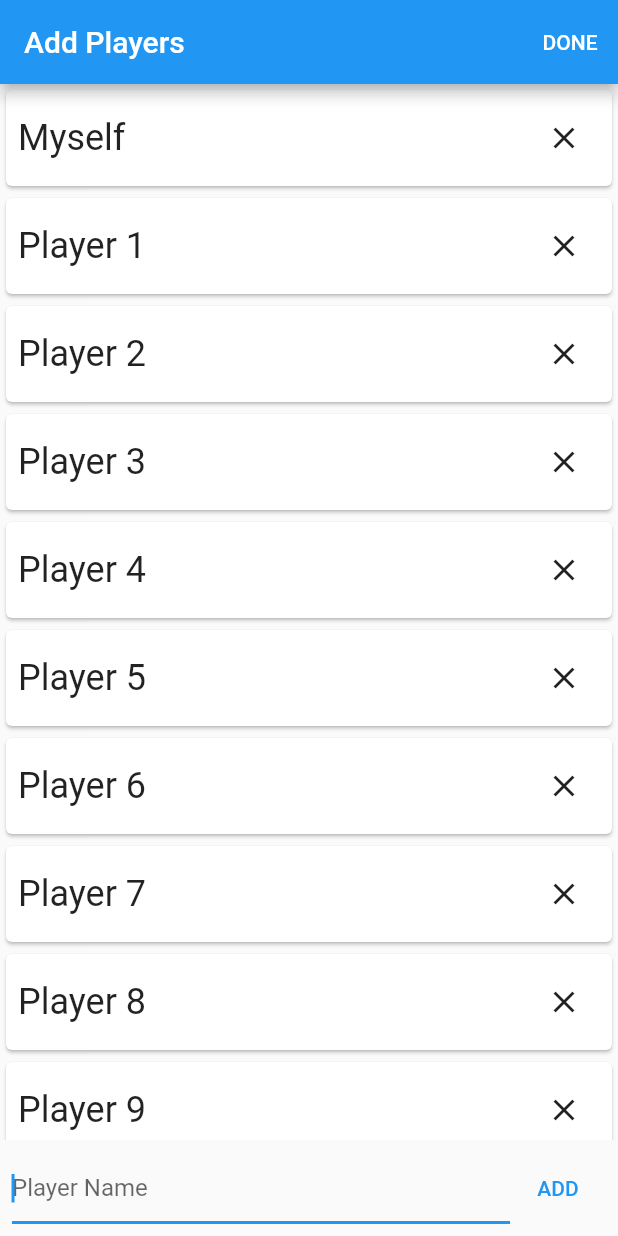
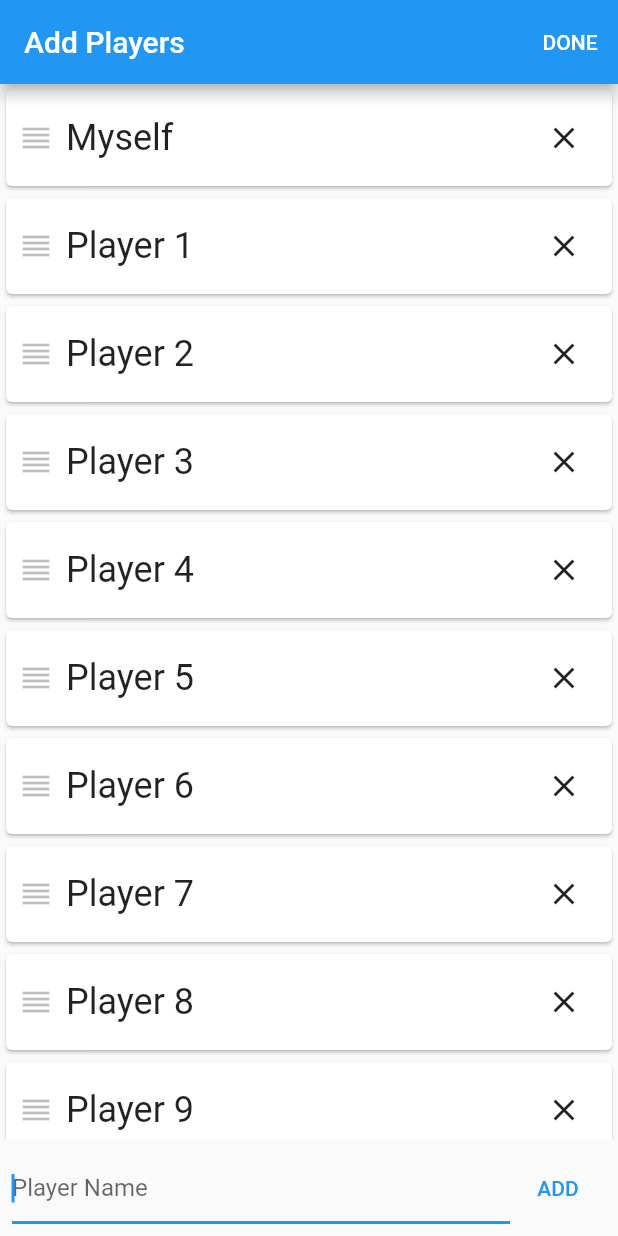
Before and after one commit to tilatrivia/clocktower-notebook, a Flutter app: the screen it shows after launch, after a tap on "Trouble Brewing", on a phone screen of 412 x 824 dp. Run offline on Flutter 3.47's test engine with Material 2 defaults, Android fonts, the phone set to English and light mode, and no system bars; our stand-ins replace shared_preferences.

Commit message:
Fix draggable x overlapping delete on web

```diff
--- a/lib/players.dart
+++ b/lib/players.dart
@@ -87,6 +87,7 @@ class _PlayersPageState extends State<PlayersPage> {
             Expanded(
               child: ReorderableListView(
                 scrollController: scrollController,
+                buildDefaultDragHandles: false,
                 onReorder: _reorderPlayers,
                 children: [
                   for (int i = 0; i < players.length; i++)
@@ -96,6 +97,16 @@ class _PlayersPageState extends State<PlayersPage> {
                         padding: const EdgeInsets.all(8),
                         child: Row(
                           children: [
+                            ReorderableDragStartListener(
+                                index: i,
+                                child: const Icon(
+                                  Icons.reorder,
+                                  color: Colors.black26,
+                                )
+                            ),
+                            const SizedBox(
+                              width: 8
+                            ),
                             Text(players.elementAt(i).name,
                               style: const TextStyle(fontSize: 24),
                             ),
--- a/lib/widgets/character_tile.dart
+++ b/lib/widgets/character_tile.dart
@@ -27,12 +27,14 @@ class CharacterTile extends StatelessWidget {
   }
 
   Widget _buildCharacterTile({required BuildContext context, required Tile tile, void Function()? onRemove, int count = 0, bool dragging = false, bool behind = false}) {
-    return GestureDetector(
+    return Padding(
+      padding: const EdgeInsets.only(bottom: 1, top: 1),
+      child: GestureDetector(
         onTap: () => showDialog(
             context: context,
             builder: (context) => SimpleDialog(
                 title: SizedBox(
-                width: double.infinity,
+                  width: 300,
                   child: Text(tile.name,
                     textAlign: TextAlign.center,
                   ),
@@ -42,10 +44,14 @@ class CharacterTile extends StatelessWidget {
                     size: 64,
                     color: (tile.alignment == Alignment.good) ? Colors.blue : Colors.red,
                   ),
-                Padding(
+                  SizedBox(
+                    width: 300,
+                    child: Padding(
                       padding: const EdgeInsets.only(top: 16, bottom: 8, left: 32, right: 32),
                       child: Text(tile.description,
+                          textAlign: TextAlign.center,
                           style: const TextStyle(fontSize: 16)
+                      ),
                     ),
                   )
                 ]
@@ -80,6 +86,7 @@ class CharacterTile extends StatelessWidget {
           deleteIcon: const Icon(Icons.close),
           onDeleted: (onRemove != null) ? () => { if (!behind) onRemove() } : null,
         ),
+      ),
     );
   }
 }
```
Also changed, not shown: 1 other file. Lines whose indentation alone changed are shown as unchanged.
